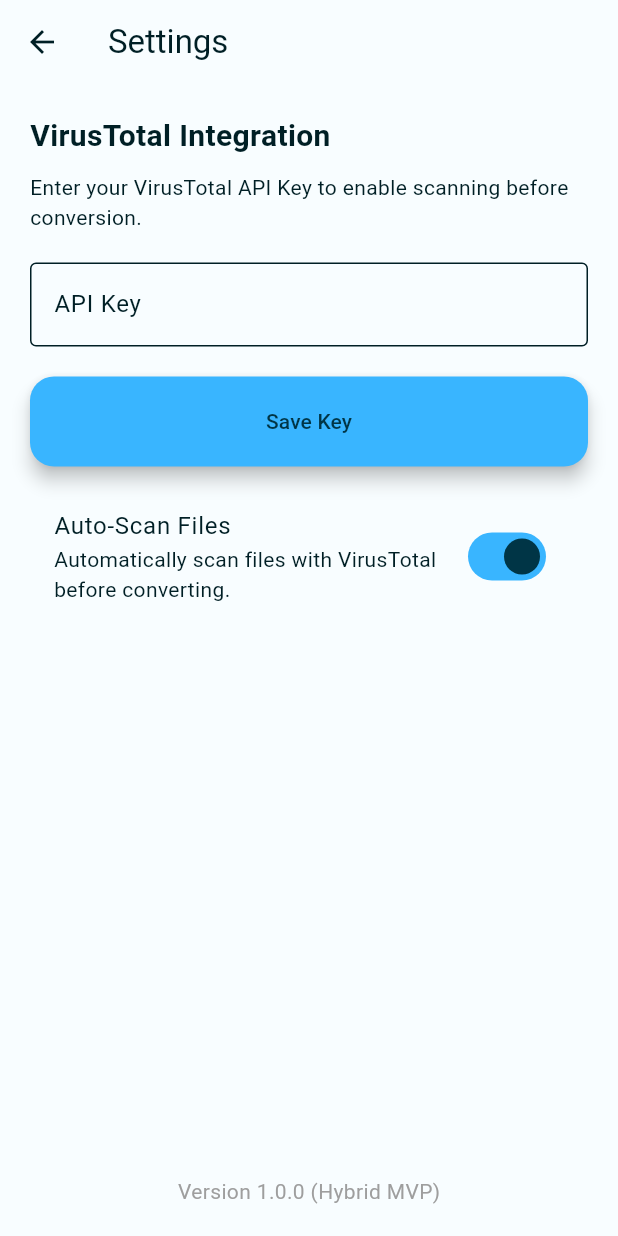
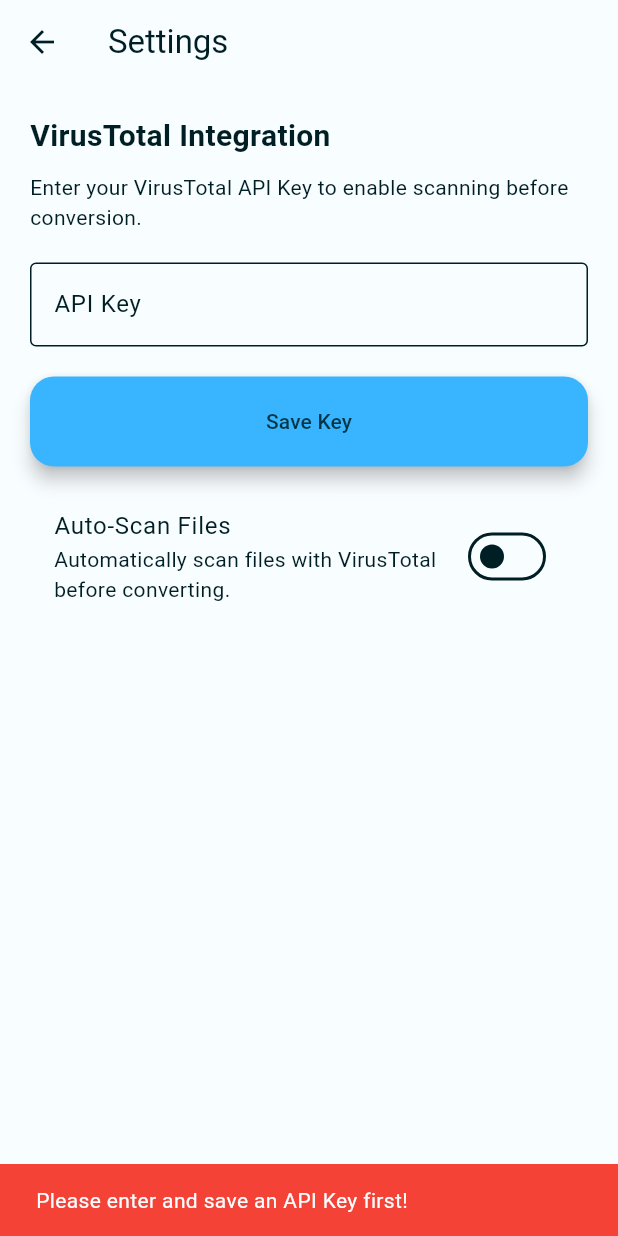
Before and after one commit to TUSHAR91316/Konvert, a Flutter app: the SettingsScreen screen opened directly, after a tap on "Auto-Scan Files", on a phone screen of 412 x 824 dp. Run offline on Flutter 3.47's test engine with Material 3 defaults, Android fonts, the phone set to English and light mode, and no system bars; our stand-ins replace dio, file_picker, firebase_auth, firebase_core, flutter_animate, flutter_image_compress and 7 more; accounts and stored records are empty.

Commit message:
feat: Improve error handling and add settings validation
Rethrows exceptions in the Google Sign-In service to allow the UI to handle and display sign-in errors. Implements a check in the settings screen to prevent enabling automatic VirusTotal scanning without a saved API key, showing an error message instead.

```diff
--- a/lib/screens/settings_screen.dart
+++ b/lib/screens/settings_screen.dart
@@ -78,6 +78,13 @@
                     subtitle: const Text("Automatically scan files with VirusTotal before converting."),
                     value: _autoScanEnabled,
                     onChanged: (val) {
+                      if (val && _apiKeyController.text.trim().isEmpty) {
+                        ScaffoldMessenger.of(context).showSnackBar(
+                          const SnackBar(content: Text("Please enter and save an API Key first!"), backgroundColor: Colors.red),
+                        );
+                        return;
+                      }
+
                       setState(() => _autoScanEnabled = val);
                       _vtService.setAutoScanEnabled(val);
                     },
--- a/lib/services/auth_service.dart
+++ b/lib/services/auth_service.dart
@@ -48,7 +48,7 @@
       return userCredential.user;
     } catch (e) {
       log("Error executing Google Sign-In: $e");
-      return null;
+      rethrow; // Use rethrow to let UI handle the error
     }
   }
 
```
Also changed, not shown: lib/screens/signin_screen.dart (+11 -0 lines).
